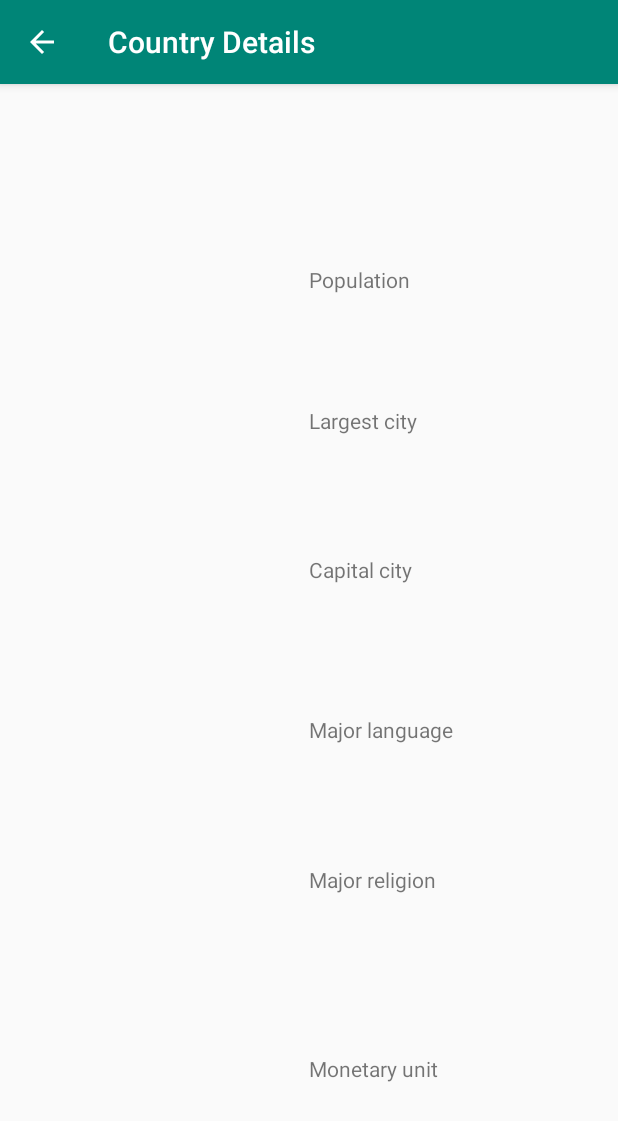
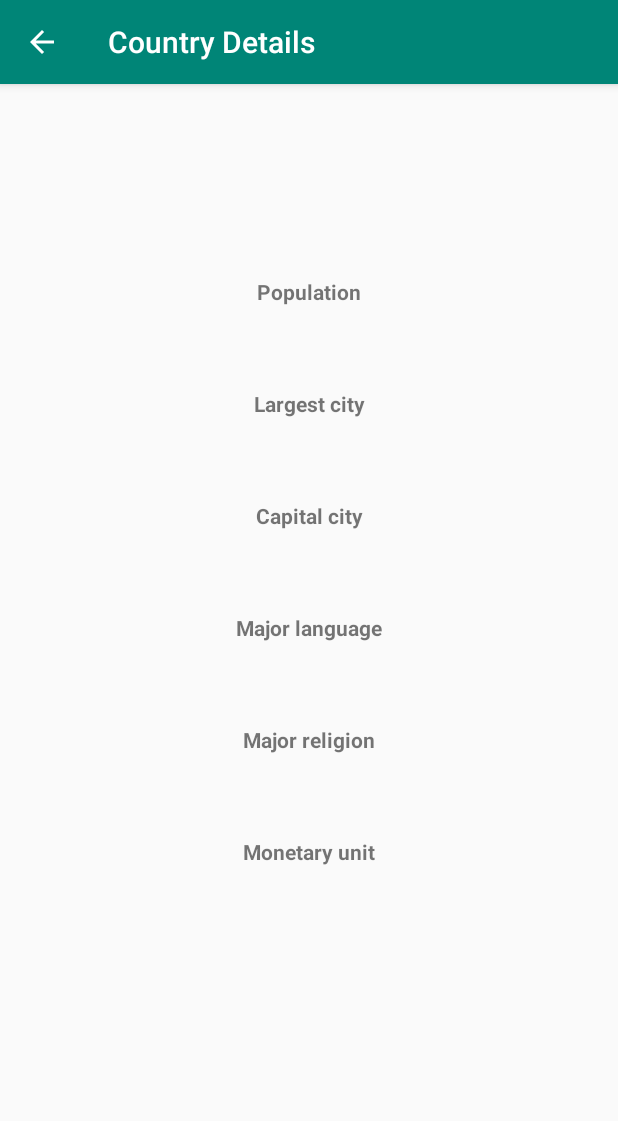
Before and after one commit to MyricSeptember/CountryFact-final-project, an Android app: the CountryDetailsFragment screen opened directly, with no data from a screen before it, on a phone screen of 412 x 824 dp. Shown: the top 1121 px of the screen. Run offline under Robolectric (Android 15) with nearby library versions, the phone set to English and light mode, and no system bars.

Commit message:
update constrains on layouts

```diff
--- a/app/src/main/res/layout/fragment_country_details.xml
+++ b/app/src/main/res/layout/fragment_country_details.xml
@@ -1,7 +1,13 @@
 <?xml version="1.0" encoding="utf-8"?>
-<android.support.constraint.ConstraintLayout xmlns:android="http://schemas.android.com/apk/res/android"
+
+<ScrollView xmlns:android="http://schemas.android.com/apk/res/android"
             xmlns:app="http://schemas.android.com/apk/res-auto"
             xmlns:tools="http://schemas.android.com/tools"
+            android:layout_width="match_parent"
+            android:layout_height="match_parent">
+
+
+    <android.support.constraint.ConstraintLayout
             android:layout_width="match_parent"
             android:layout_height="match_parent">
 
@@ -11,6 +17,8 @@
                 android:layout_height="wrap_content"
                 android:id="@+id/nameTextView"
                 tools:text="Ghana"
+                android:textStyle="bold"
+                android:textSize="30dp"
                 app:layout_constraintTop_toTopOf="parent" app:layout_constraintStart_toStartOf="parent"
                 android:layout_marginTop="52dp" app:layout_constraintEnd_toEndOf="parent"/>
         <TextView
@@ -18,83 +26,115 @@
                 android:layout_width="wrap_content"
                 android:layout_height="wrap_content"
                 android:id="@+id/textView2"
-            app:layout_constraintStart_toStartOf="@+id/nameTextView" android:layout_marginTop="49dp"
-            app:layout_constraintTop_toBottomOf="@+id/nameTextView"/>
+                android:textStyle="bold"
+                android:layout_marginTop="36dp"
+                app:layout_constraintTop_toBottomOf="@+id/nameTextView" app:layout_constraintStart_toStartOf="parent"
+                android:layout_marginStart="8dp" app:layout_constraintEnd_toEndOf="parent"
+                android:layout_marginEnd="8dp"/>
         <TextView
                 android:text="TextView"
                 android:layout_width="wrap_content"
                 android:layout_height="wrap_content"
                 android:id="@+id/populationTextView"
-            app:layout_constraintStart_toStartOf="@+id/textView2" android:layout_marginTop="19dp"
-            app:layout_constraintTop_toBottomOf="@+id/textView2"/>
+                app:layout_constraintTop_toBottomOf="@+id/textView2" app:layout_constraintStart_toStartOf="parent"
+                android:layout_marginStart="8dp" app:layout_constraintEnd_toEndOf="parent"
+                android:layout_marginEnd="8dp"/>
         <TextView
                 android:text="Largest city"
                 android:layout_width="wrap_content"
                 android:layout_height="wrap_content"
                 android:id="@+id/textView5"
-            app:layout_constraintStart_toStartOf="@+id/populationTextView" android:layout_marginTop="36dp"
-            app:layout_constraintTop_toBottomOf="@+id/populationTextView"/>
+                android:layout_marginTop="36dp"
+                android:textStyle="bold"
+                app:layout_constraintTop_toBottomOf="@+id/populationTextView"
+                app:layout_constraintStart_toStartOf="parent"
+                android:layout_marginStart="8dp" app:layout_constraintEnd_toEndOf="parent"
+                android:layout_marginEnd="8dp"/>
         <TextView
                 android:text="TextView"
                 android:layout_width="wrap_content"
-            android:layout_height="wrap_content"
+                android:layout_height="0dp"
                 android:id="@+id/largestCityTextView"
-            app:layout_constraintStart_toStartOf="@+id/textView5" android:layout_marginTop="15dp"
-            app:layout_constraintTop_toBottomOf="@+id/textView5"/>
+                app:layout_constraintTop_toBottomOf="@+id/textView5" app:layout_constraintStart_toStartOf="parent"
+                android:layout_marginStart="8dp" app:layout_constraintEnd_toEndOf="parent"
+                android:layout_marginEnd="8dp"/>
         <TextView
                 android:text="Capital city"
                 android:layout_width="wrap_content"
                 android:layout_height="wrap_content"
                 android:id="@+id/textView7"
-            app:layout_constraintStart_toStartOf="@+id/largestCityTextView" android:layout_marginTop="45dp"
-            app:layout_constraintTop_toBottomOf="@+id/largestCityTextView"/>
+                android:layout_marginTop="36dp"
+                android:textStyle="bold"
+                app:layout_constraintTop_toBottomOf="@+id/largestCityTextView"
+                app:layout_constraintStart_toStartOf="parent"
+                android:layout_marginStart="8dp" app:layout_constraintEnd_toEndOf="parent"
+                android:layout_marginEnd="8dp"/>
         <TextView
                 android:text="TextView"
                 android:layout_width="wrap_content"
                 android:layout_height="wrap_content"
                 android:id="@+id/capitalCityTextView"
-            app:layout_constraintStart_toStartOf="@+id/textView7" android:layout_marginTop="26dp"
-            app:layout_constraintTop_toBottomOf="@+id/textView7"/>
+                app:layout_constraintTop_toBottomOf="@+id/textView7" app:layout_constraintStart_toStartOf="parent"
+                android:layout_marginStart="8dp" app:layout_constraintEnd_toEndOf="parent"
+                android:layout_marginEnd="8dp"/>
         <TextView
                 android:text="Major language"
                 android:layout_width="wrap_content"
                 android:layout_height="wrap_content"
                 android:id="@+id/textView9"
-            app:layout_constraintStart_toStartOf="@+id/capitalCityTextView" android:layout_marginTop="42dp"
-            app:layout_constraintTop_toBottomOf="@+id/capitalCityTextView"/>
+                android:layout_marginTop="36dp"
+                android:textStyle="bold"
+                app:layout_constraintTop_toBottomOf="@+id/capitalCityTextView" app:layout_constraintEnd_toEndOf="parent"
+                android:layout_marginEnd="8dp" app:layout_constraintStart_toStartOf="parent"
+                android:layout_marginStart="8dp"/>
         <TextView
                 android:text="TextView"
                 android:layout_width="wrap_content"
                 android:layout_height="wrap_content"
                 android:id="@+id/majorLangTextView"
-            app:layout_constraintStart_toStartOf="@+id/textView9" android:layout_marginTop="19dp"
-            app:layout_constraintTop_toBottomOf="@+id/textView9"/>
+                app:layout_constraintTop_toBottomOf="@+id/textView9" app:layout_constraintStart_toStartOf="parent"
+                android:layout_marginStart="8dp" app:layout_constraintEnd_toEndOf="parent"
+                android:layout_marginEnd="8dp"/>
         <TextView
                 android:text="Major religion"
                 android:layout_width="wrap_content"
                 android:layout_height="wrap_content"
                 android:id="@+id/textView11"
-            app:layout_constraintStart_toStartOf="@+id/textView13" android:layout_marginTop="42dp"
-            app:layout_constraintTop_toBottomOf="@+id/majorLangTextView"/>
+                android:textStyle="bold"
+                android:layout_marginTop="36dp"
+                app:layout_constraintTop_toBottomOf="@+id/majorLangTextView"
+                app:layout_constraintStart_toStartOf="parent"
+                android:layout_marginStart="8dp" app:layout_constraintEnd_toEndOf="parent"
+                android:layout_marginEnd="8dp"/>
         <TextView
                 android:text="TextView"
                 android:layout_width="wrap_content"
                 android:layout_height="wrap_content"
                 android:id="@+id/majorReligionTextView"
-            app:layout_constraintStart_toStartOf="@+id/textView11" android:layout_marginTop="23dp"
-            app:layout_constraintTop_toBottomOf="@+id/textView11"/>
+                app:layout_constraintStart_toStartOf="parent"
+                app:layout_constraintTop_toBottomOf="@+id/textView11" android:layout_marginStart="8dp"
+                app:layout_constraintEnd_toEndOf="parent" android:layout_marginEnd="8dp"/>
         <TextView
                 android:text="Monetary unit"
                 android:layout_width="wrap_content"
                 android:layout_height="wrap_content"
                 android:id="@+id/textView13"
-            app:layout_constraintStart_toStartOf="@+id/monetaryUnitTextView" android:layout_marginBottom="9dp"
-            app:layout_constraintBottom_toTopOf="@+id/monetaryUnitTextView"/>
+                android:textStyle="bold"
+                app:layout_constraintTop_toBottomOf="@+id/majorReligionTextView"
+                app:layout_constraintStart_toStartOf="parent" android:layout_marginStart="8dp"
+                app:layout_constraintEnd_toEndOf="parent" android:layout_marginEnd="8dp" android:layout_marginTop="36dp"
+                app:layout_constraintHorizontal_bias="0.501"/>
         <TextView
                 android:text="TextView"
                 android:layout_width="wrap_content"
                 android:layout_height="wrap_content"
                 android:id="@+id/monetaryUnitTextView"
-            app:layout_constraintStart_toStartOf="parent" app:layout_constraintBottom_toBottomOf="parent"
-            android:layout_marginBottom="73dp" app:layout_constraintEnd_toEndOf="parent"/>
+                app:layout_constraintStart_toStartOf="parent"
+                app:layout_constraintEnd_toEndOf="parent"
+                android:layout_marginBottom="8dp"
+                app:layout_constraintBottom_toBottomOf="parent" android:layout_marginTop="8dp"
+                app:layout_constraintTop_toBottomOf="@+id/textView13"
+                app:layout_constraintVertical_bias="0.0"
+        />
     </android.support.constraint.ConstraintLayout>
+</ScrollView>
--- a/app/src/main/res/layout/layout_list_item.xml
+++ b/app/src/main/res/layout/layout_list_item.xml
@@ -1,7 +1,7 @@
 <?xml version="1.0" encoding="utf-8"?>
 <android.support.v7.widget.CardView xmlns:android="http://schemas.android.com/apk/res/android"
                                     xmlns:app="http://schemas.android.com/apk/res-auto"
-                                    android:layout_width="match_parent"
+                                    xmlns:tools="http://schemas.android.com/tools" android:layout_width="match_parent"
                                     android:layout_height="wrap_content"
                                     android:layout_margin="15dp"
                                     android:clickable="true"
@@ -11,26 +11,25 @@
                                     app:cardElevation="@dimen/cardview_default_elevation">
     <android.support.constraint.ConstraintLayout xmlns:android="http://schemas.android.com/apk/res/android"
                                                  android:layout_width="match_parent"
-                                                 android:layout_height="wrap_content">
+                                                 android:layout_height="50dp">
 
         <ImageView
                 android:layout_width="wrap_content"
                 android:layout_height="wrap_content"
                 app:srcCompat="@drawable/ic_location_on_black_24dp"
                 android:id="@+id/imageView"
-                app:layout_constraintStart_toStartOf="parent" android:layout_marginStart="8dp"
+                app:layout_constraintStart_toStartOf="parent" android:layout_marginStart="36dp"
                 android:layout_marginTop="8dp" app:layout_constraintTop_toTopOf="parent"
                 android:layout_marginBottom="8dp"
-                app:layout_constraintBottom_toBottomOf="parent" android:layout_marginEnd="8dp"
-                app:layout_constraintEnd_toStartOf="@+id/TextViewCoutryName"
-                app:layout_constraintHorizontal_bias="0.313"
-                app:layout_constraintVertical_bias="0.0"/>
+                app:layout_constraintBottom_toBottomOf="parent"
+        />
         <TextView
                 android:text="TextViewCoutryName"
-                android:layout_width="62dp"
-                android:layout_height="17dp"
+                android:layout_width="wrap_content"
+                android:layout_height="wrap_content"
                 android:id="@+id/TextViewCoutryName"
-                android:layout_marginEnd="196dp" app:layout_constraintEnd_toEndOf="parent"
-                android:layout_marginTop="16dp" app:layout_constraintTop_toTopOf="parent"/>
+                android:layout_marginTop="16dp" app:layout_constraintTop_toTopOf="parent"
+                app:layout_constraintStart_toEndOf="@+id/imageView" android:layout_marginStart="8dp"
+                app:layout_constraintEnd_toEndOf="parent" android:layout_marginEnd="8dp"/>
     </android.support.constraint.ConstraintLayout>
 </android.support.v7.widget.CardView>
```
Lines whose indentation alone changed are shown as unchanged.
